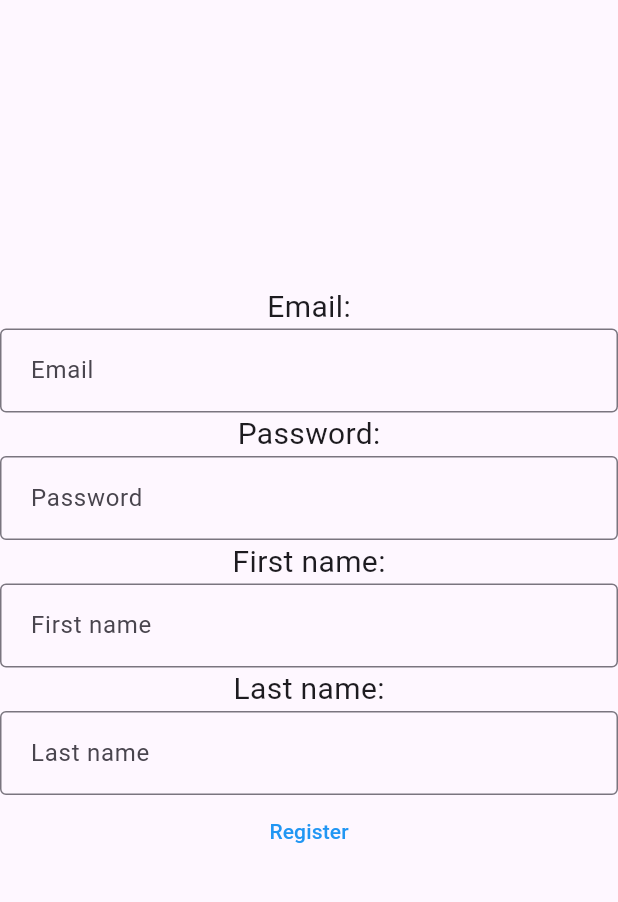
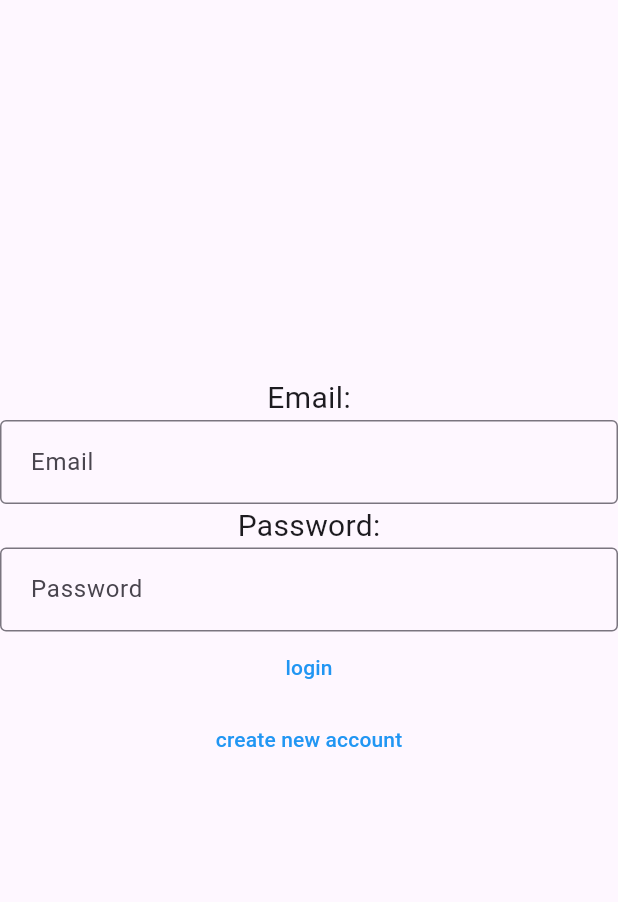
Before and after one commit to noorsharkia1/FinalProject, a Flutter app: the screen it shows after launch, on a phone screen of 412 x 824 dp, the part 84-986 px from its top. Run offline on Flutter 3.47's test engine with Material 3 defaults, Android fonts, the phone set to English and light mode, and no system bars.

Commit message:
mvvm registerr

```diff
--- a/lib/main.dart
+++ b/lib/main.dart
@@ -1,3 +1,4 @@
+import 'package:finalproject/Views/RegisterScreen.dart';
 import 'package:flutter/material.dart';
 
 void main() {
@@ -34,6 +35,8 @@ class MyHomePage extends StatefulWidget {
 
 class _MyHomePageState extends State<MyHomePage> {
   int _counter = 0;
+
+  get child => null;
 
   void _incrementCounter() {
     setState(() {
@@ -79,30 +82,28 @@ class _MyHomePageState extends State<MyHomePage> {
         ),
 
 
-        Text("First name:", style: TextStyle(fontSize: 20),),
 
-        TextField(
-          decoration: InputDecoration(
-              border: OutlineInputBorder(),
-              hintText: ' First name'
-          ),
-        ),
 
-        Text("Last name:", style: TextStyle(fontSize: 20),),
+            TextButton(
+              style: ButtonStyle(
+                foregroundColor: MaterialStateProperty.all<Color>(Colors.blue),
+              ),
+               onPressed: () {},
 
-        TextField(
-          decoration: InputDecoration(
-              border: OutlineInputBorder(),
-              hintText: ' Last name'
-          ),
-        ),
+              child: Text('login'),
+            ),
 
         TextButton(
           style: ButtonStyle(
             foregroundColor: MaterialStateProperty.all<Color>(Colors.blue),
           ),
-          onPressed: () {},
-          child: Text('Register'),
+          onPressed: () {
+            Navigator.push(
+              context,
+              MaterialPageRoute(builder: (context) => const RegisterScreen(title: "new account")),
+            );
+          },
+          child: Text('create new account'),
         ),
       ],
       ),
```
Also changed, not shown: lib/Views/RegisterScreen.dart (added, +95 -0 lines).
